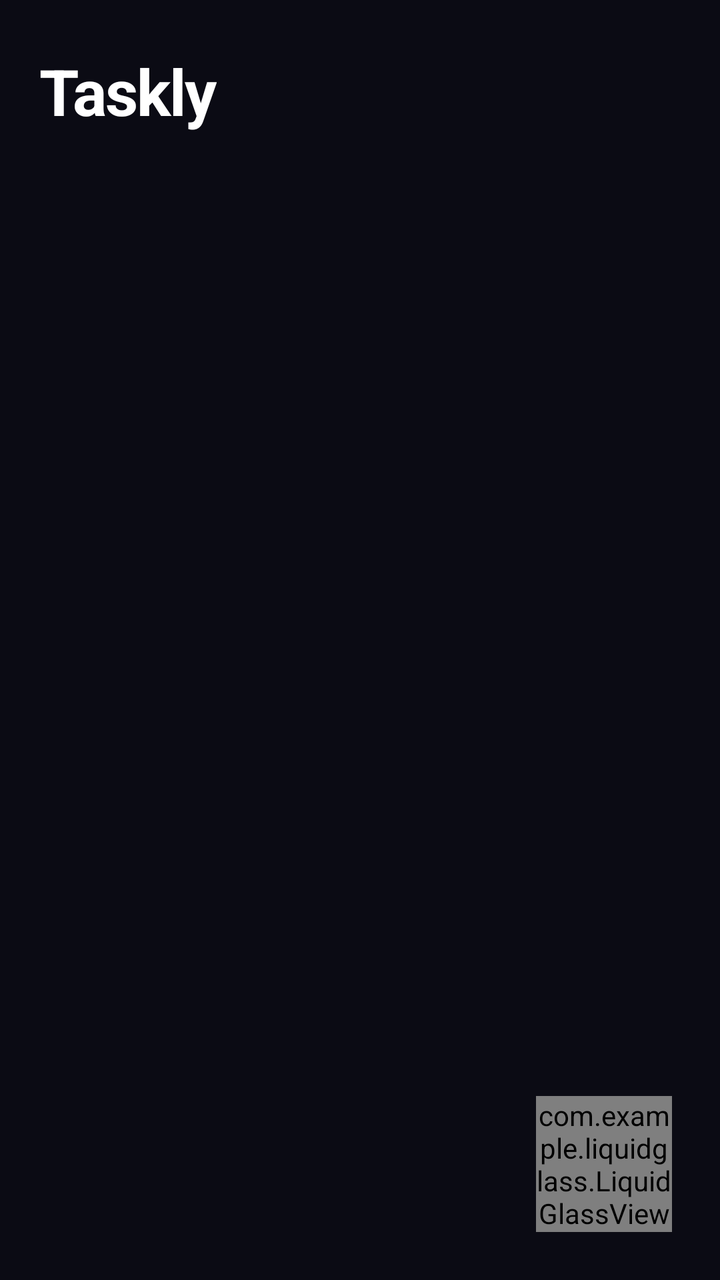
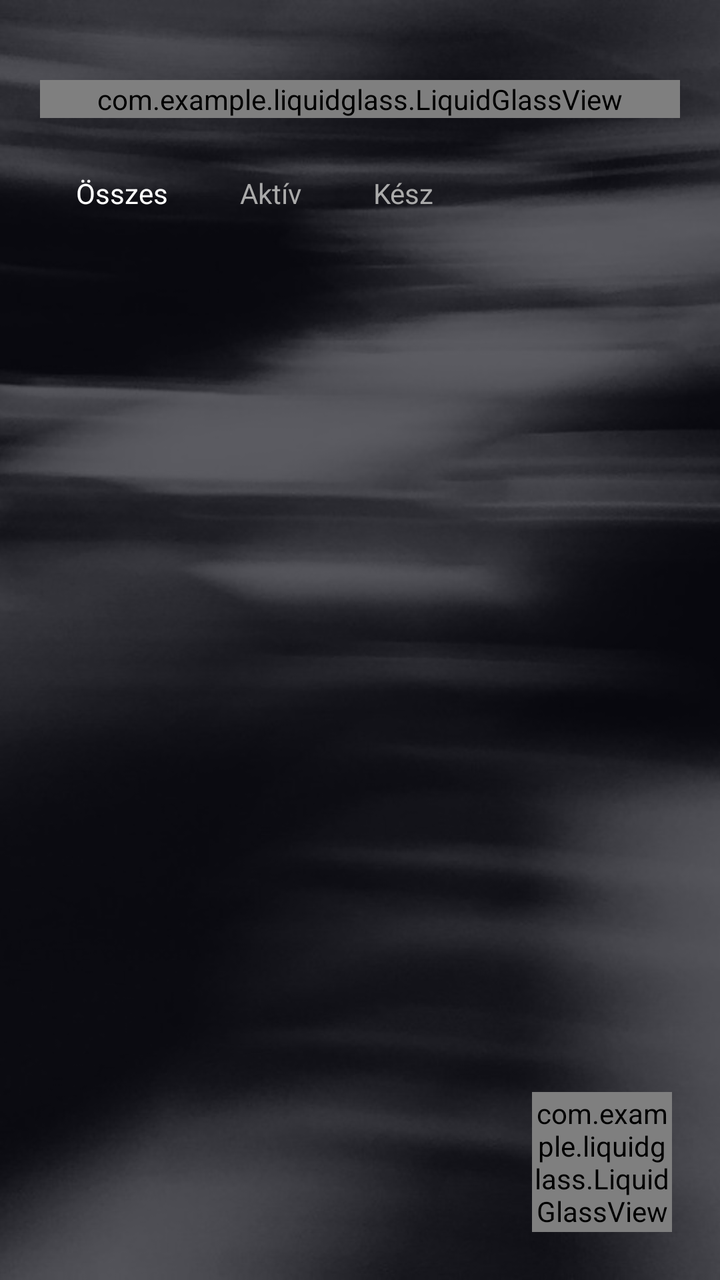

Before-and-after screenshots of an Android layout around one commit, followed by the original layout XML and the change that was made.
<!-- AndroidManifest.xml: application theme Theme.Material3.DayNight.NoActionBar -->
<!-- res/layout/activity_main.xml -->
<?xml version="1.0" encoding="utf-8"?>
<androidx.coordinatorlayout.widget.CoordinatorLayout
    xmlns:android="http://schemas.android.com/apk/res/android"
    xmlns:app="http://schemas.android.com/apk/res-auto"
    android:layout_width="match_parent"
    android:layout_height="match_parent"
    android:background="#0B0B14">

    <LinearLayout
        android:layout_width="match_parent"
        android:layout_height="match_parent"
        android:orientation="vertical"
        android:paddingHorizontal="20dp"
        android:paddingTop="24dp"
        android:paddingBottom="100dp">

        <TextView
            android:layout_width="wrap_content"
            android:layout_height="wrap_content"
            android:text="Taskly"
            android:textSize="32sp"
            android:textStyle="bold"
            android:textColor="#FFFFFF"
            android:letterSpacing="-0.02" />

        <TextView
            android:id="@+id/emptyText"
            android:layout_width="match_parent"
            android:layout_height="wrap_content"
            android:layout_marginTop="48dp"
            android:gravity="center"
            android:text="Még nincsenek feladataid.\nNyomd meg a + gombot!"
            android:textColor="#666680"
            android:textSize="16sp"
            android:visibility="gone" />

        <androidx.recyclerview.widget.RecyclerView
            android:id="@+id/recyclerView"
            android:layout_width="match_parent"
            android:layout_height="match_parent"
            android:layout_marginTop="20dp"
            android:clipToPadding="false" />
    </LinearLayout>

    
    <com.example.liquidglass.LiquidGlassView
        android:id="@+id/fabGlass"
        android:layout_width="68dp"
        android:layout_height="68dp"
        android:layout_gravity="bottom|end"
        android:layout_margin="24dp"
        app:cornerRadius="34dp"
        app:glassMaterial="regular"
        app:refractionHeight="14dp"
        app:bevelWidth="22dp"
        app:dispersionStrength="0.13"
        app:sensorHighlight="true">

        <TextView
            android:layout_width="match_parent"
            android:layout_height="match_parent"
            android:gravity="center"
            android:text="+"
            android:textSize="34sp"
            android:textColor="#FFFFFF"
            android:textStyle="bold" />
    </com.example.liquidglass.LiquidGlassView>

</androidx.coordinatorlayout.widget.CoordinatorLayout>
<!-- resources referenced by this layout -->
<resources>

</resources>

<!-- the commit's change to res/layout/activity_main.xml (unified diff, before → after) -->
@@ -1,36 +1,122 @@
 <?xml version="1.0" encoding="utf-8"?>
-<androidx.coordinatorlayout.widget.CoordinatorLayout
-    xmlns:android="http://schemas.android.com/apk/res/android"
+<FrameLayout xmlns:android="http://schemas.android.com/apk/res/android"
     xmlns:app="http://schemas.android.com/apk/res-auto"
     android:layout_width="match_parent"
-    android:layout_height="match_parent"
-    android:background="#0B0B14">
+    android:layout_height="match_parent">
+
+    
+    <ImageView
+        android:layout_width="match_parent"
+        android:layout_height="match_parent"
+        android:src="@drawable/bg_abstract"
+        android:scaleType="centerCrop"
+        android:contentDescription="@null" />
+
+    
+    <View
+        android:layout_width="match_parent"
+        android:layout_height="match_parent"
+        android:background="#AA0B0B14" />
 
     <LinearLayout
         android:layout_width="match_parent"
         android:layout_height="match_parent"
         android:orientation="vertical"
         android:paddingHorizontal="20dp"
-        android:paddingTop="24dp"
-        android:paddingBottom="100dp">
+        android:paddingTop="40dp"
+        android:paddingBottom="110dp">
 
-        <TextView
-            android:layout_width="wrap_content"
+        
+        <com.example.liquidglass.LiquidGlassView
+            android:id="@+id/headerGlass"
+            android:layout_width="match_parent"
             android:layout_height="wrap_content"
-            android:text="Taskly"
-            android:textSize="32sp"
-            android:textStyle="bold"
-            android:textColor="#FFFFFF"
-            android:letterSpacing="-0.02" />
+            app:cornerRadius="28dp"
+            app:glassMaterial="regular"
+            app:refractionHeight="14dp"
+            app:bevelWidth="24dp"
+            app:dispersionStrength="0.12"
+            app:sensorHighlight="true">
+
+            <LinearLayout
+                android:layout_width="match_parent"
+                android:layout_height="wrap_content"
+                android:orientation="vertical"
+                android:padding="22dp">
+
+                <TextView
+                    android:layout_width="wrap_content"
+                    android:layout_height="wrap_content"
+                    android:text="Taskly"
+                    android:textSize="30sp"
+                    android:textStyle="bold"
+                    android:textColor="#FFFFFF" />
+
+                <TextView
+                    android:id="@+id/taskCountText"
+                    android:layout_width="wrap_content"
+                    android:layout_height="wrap_content"
+                    android:layout_marginTop="4dp"
+                    android:text="0 aktív feladat"
+                    android:textColor="#CCFFFFFF"
+                    android:textSize="14sp" />
+            </LinearLayout>
+        </com.example.liquidglass.LiquidGlassView>
+
+        
+        <HorizontalScrollView
+            android:layout_width="match_parent"
+            android:layout_height="wrap_content"
+            android:layout_marginTop="18dp"
+            android:scrollbars="none">
+
+            <LinearLayout
+                android:id="@+id/filterContainer"
+                android:layout_width="wrap_content"
+                android:layout_height="wrap_content"
+                android:orientation="horizontal">
+
+                <TextView
+                    android:id="@+id/filterAll"
+                    android:layout_width="wrap_content"
+                    android:layout_height="wrap_content"
+                    android:paddingHorizontal="18dp"
+                    android:paddingVertical="10dp"
+                    android:text="Összes"
+                    android:textColor="#FFFFFF"
+                    android:textSize="14sp"
+                    android:background="@android:color/transparent" />
+
+                <TextView
+                    android:id="@+id/filterActive"
+                    android:layout_width="wrap_content"
+                    android:layout_height="wrap_content"
+                    android:paddingHorizontal="18dp"
+                    android:paddingVertical="10dp"
+                    android:text="Aktív"
+                    android:textColor="#AAAAAA"
+                    android:textSize="14sp" />
+
+                <TextView
+                    android:id="@+id/filterDone"
+                    android:layout_width="wrap_content"
+                    android:layout_height="wrap_content"
+                    android:paddingHorizontal="18dp"
+                    android:paddingVertical="10dp"
+                    android:text="Kész"
+                    android:textColor="#AAAAAA"
+                    android:textSize="14sp" />
+            </LinearLayout>
+        </HorizontalScrollView>
 
         <TextView
             android:id="@+id/emptyText"
             android:layout_width="match_parent"
             android:layout_height="wrap_content"
-            android:layout_marginTop="48dp"
+            android:layout_marginTop="60dp"
             android:gravity="center"
-            android:text="Még nincsenek feladataid.\nNyomd meg a + gombot!"
-            android:textColor="#666680"
+            android:text="Nincs még feladat.\nNyomd meg a + gombot az indításhoz."
+            android:textColor="#88FFFFFF"
             android:textSize="16sp"
             android:visibility="gone" />
 
@@ -38,22 +124,22 @@
             android:id="@+id/recyclerView"
             android:layout_width="match_parent"
             android:layout_height="match_parent"
-            android:layout_marginTop="20dp"
+            android:layout_marginTop="12dp"
             android:clipToPadding="false" />
     </LinearLayout>
 
     
     <com.example.liquidglass.LiquidGlassView
         android:id="@+id/fabGlass"
-        android:layout_width="68dp"
-        android:layout_height="68dp"
+        android:layout_width="70dp"
+        android:layout_height="70dp"
         android:layout_gravity="bottom|end"
         android:layout_margin="24dp"
-        app:cornerRadius="34dp"
+        app:cornerRadius="35dp"
         app:glassMaterial="regular"
-        app:refractionHeight="14dp"
-        app:bevelWidth="22dp"
-        app:dispersionStrength="0.13"
+        app:refractionHeight="16dp"
+        app:bevelWidth="24dp"
+        app:dispersionStrength="0.14"
         app:sensorHighlight="true">
 
         <TextView
@@ -61,9 +147,9 @@
             android:layout_height="match_parent"
             android:gravity="center"
             android:text="+"
-            android:textSize="34sp"
+            android:textSize="36sp"
             android:textColor="#FFFFFF"
             android:textStyle="bold" />
     </com.example.liquidglass.LiquidGlassView>
 
-</androidx.coordinatorlayout.widget.CoordinatorLayout>
+</FrameLayout>
<!-- resource entries referenced after the edit -->
@@ -1,5 +1,5 @@
 <!-- resources referenced by this layout -->
 <resources>
-
+  <!-- drawable bg_abstract: jpg bitmap (drawable, 48058 bytes) -->
 </resources>
 
